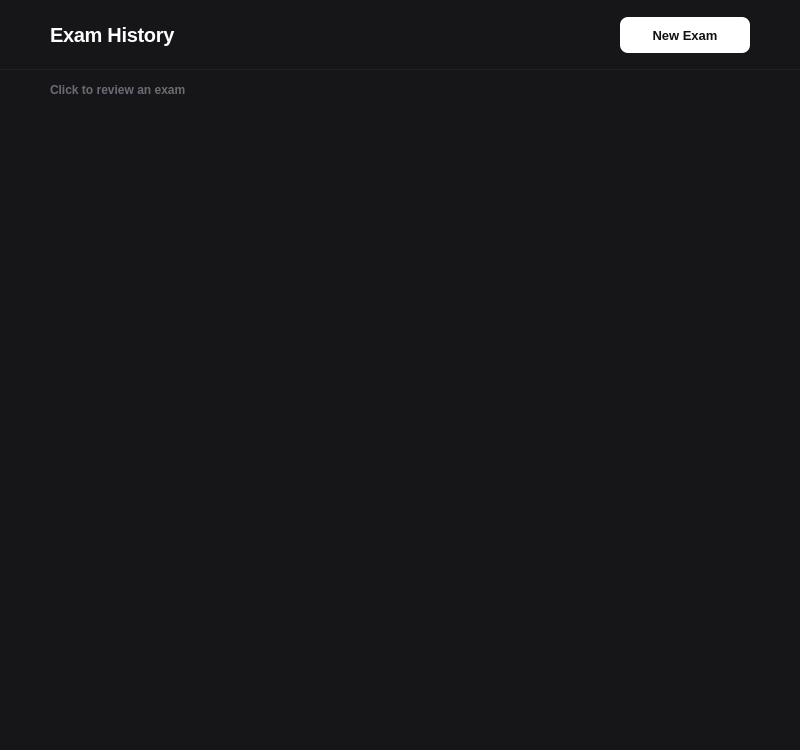
The window that src/ui/exam/history/history.ui (DIDimov24/Aethera) describes before a commit, drawn with Qt 5.
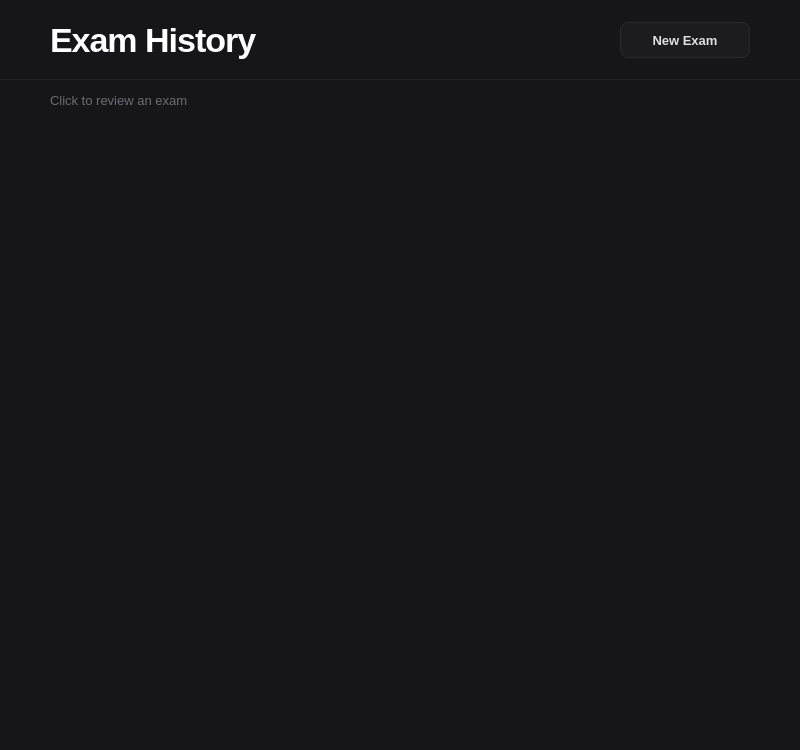
The same window after the commit.

```diff
--- a/src/ui/exam/history/history.ui
+++ b/src/ui/exam/history/history.ui
@@ -12,46 +12,21 @@
   </property>
   <property name="styleSheet">
    <string notr="true">
-QWidget#History {
-    background-color: #161618;
-}
-QWidget#examHistoryHeader {
-    background-color: #161618;
-    border-bottom: 1px solid #222224;
-}
-QLabel#labelExamHistoryTitle {
-    color: #ffffff;
-    font-size: 20px;
-    font-weight: 700;
-    letter-spacing: -0.3px;
-}
-QLabel#labelReviewHint {
-    color: #6b6b76;
-    font-size: 12px;
-    font-weight: 600;
-}
+QWidget#History { background-color: #161618; }
+QWidget#examHistoryHeader { background-color: #161618; border-bottom: 1px solid #222224; }
+QLabel#labelExamHistoryTitle { color: #ffffff; font-size: 34px; font-weight: 700; letter-spacing: -1px; }
+QLabel#labelReviewHint { color: #6b6b76; font-size: 13px; }
 QPushButton#buttonNewExam {
-    background-color: #ffffff;
-    color: #111113;
-    font-size: 13px;
-    font-weight: 600;
-    border: none;
-    border-radius: 8px;
-    padding: 8px 18px;
+    background-color: #1c1c1f; color: #e0e0e4; font-size: 13px; font-weight: 600;
+    border: 1px solid #2a2a2d; border-radius: 8px; padding: 8px 18px;
 }
-QPushButton#buttonNewExam:hover {
-    background-color: #e8e8e8;
-}
-QPushButton#buttonNewExam:pressed {
-    background-color: #d0d0d0;
-}
-QScrollArea {
-    background-color: transparent;
-    border: none;
-}
-QWidget#scrollContents {
-    background-color: transparent;
-}
+QPushButton#buttonNewExam:hover { background-color: #222224; border-color: #3a3a3e; color: #ffffff; }
+QPushButton#buttonNewExam:pressed { background-color: #2a2a2d; }
+QScrollArea { background-color: transparent; border: none; }
+QScrollBar:vertical { background: #0f0e1a; width: 8px; border-radius: 4px; }
+QScrollBar::handle:vertical { background: #2e2c50; border-radius: 4px; min-height: 30px; }
+QScrollBar::add-line:vertical, QScrollBar::sub-line:vertical { height: 0; }
+QWidget#scrollContents { background-color: transparent; }
    </string>
   </property>
   <layout class="QVBoxLayout" name="examHistoryMainLayout">
@@ -72,18 +47,8 @@
    </property>
    <item>
     <widget class="QWidget" name="examHistoryHeader" native="true">
-     <property name="minimumSize">
-      <size>
-       <width>0</width>
-       <height>70</height>
-      </size>
-     </property>
-     <property name="maximumSize">
-      <size>
-       <width>16777215</width>
-       <height>70</height>
-      </size>
-     </property>
+     <property name="minimumSize"><size><width>0</width><height>80</height></size></property>
+     <property name="maximumSize"><size><width>16777215</width><height>80</height></size></property>
      <layout class="QHBoxLayout" name="examHistoryHeaderLayout">
       <property name="leftMargin">
        <number>50</number>
@@ -139,42 +104,25 @@
      </layout>
     </widget>
    </item>
-    <item>
-     <layout class="QHBoxLayout" name="reviewHintLayout">
-      <property name="leftMargin">
-        <number>50</number>
-      </property>
-      <property name="topMargin">
-        <number>10</number>
-      </property>
-      <property name="rightMargin">
-        <number>50</number>
-      </property>
-      <property name="bottomMargin">
-        <number>0</number>
-      </property>
-      <item>
-        <widget class="QLabel" name="labelReviewHint">
-         <property name="text">
-          <string>Click to review an exam</string>
-         </property>
-        </widget>
-      </item>
-      <item>
-        <spacer name="reviewHintSpacer">
-         <property name="orientation">
-          <enum>Qt::Orientation::Horizontal</enum>
-         </property>
-         <property name="sizeHint" stdset="0">
-          <size>
-            <width>40</width>
-            <height>20</height>
-          </size>
-         </property>
-        </spacer>
-      </item>
-     </layout>
-    </item>
+   <item>
+    <layout class="QHBoxLayout" name="reviewHintLayout">
+     <property name="leftMargin"><number>50</number></property>
+     <property name="topMargin"><number>10</number></property>
+     <property name="rightMargin"><number>50</number></property>
+     <property name="bottomMargin"><number>0</number></property>
+     <item>
+      <widget class="QLabel" name="labelReviewHint">
+       <property name="text"><string>Click to review an exam</string></property>
+      </widget>
+     </item>
+     <item>
+      <spacer name="reviewHintSpacer">
+       <property name="orientation"><enum>Qt::Orientation::Horizontal</enum></property>
+       <property name="sizeHint" stdset="0"><size><width>40</width><height>20</height></size></property>
+      </spacer>
+     </item>
+    </layout>
+   </item>
    <item>
     <widget class="QScrollArea" name="scrollAreaExamHistory">
      <property name="widgetResizable">
@@ -193,21 +141,11 @@
        </rect>
       </property>
       <layout class="QVBoxLayout" name="layoutExamHistoryContent">
-       <property name="spacing">
-        <number>10</number>
-       </property>
-       <property name="leftMargin">
-        <number>50</number>
-       </property>
-       <property name="topMargin">
-        <number>30</number>
-       </property>
-       <property name="rightMargin">
-        <number>50</number>
-       </property>
-       <property name="bottomMargin">
-        <number>30</number>
-       </property>
+       <property name="spacing"><number>10</number></property>
+       <property name="leftMargin"><number>50</number></property>
+       <property name="topMargin"><number>20</number></property>
+       <property name="rightMargin"><number>50</number></property>
+       <property name="bottomMargin"><number>30</number></property>
       </layout>
      </widget>
     </widget>
```
Left out of the diff: 95 changed lines with no effect on the pictures.
